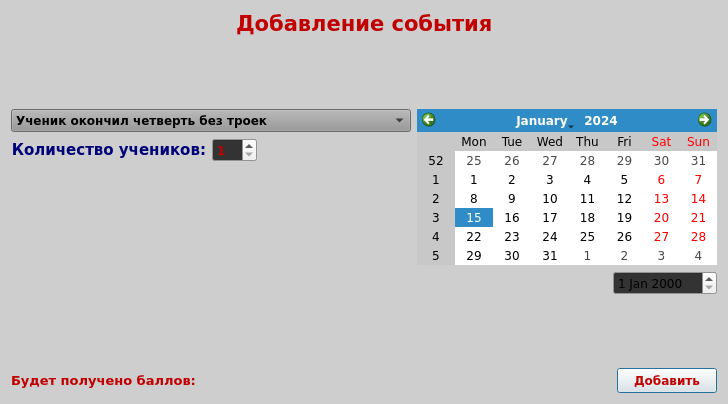
This is addeventform.ui in GRUB666/RatingManager as Qt 5 draws it before an edit. The edited form follows.
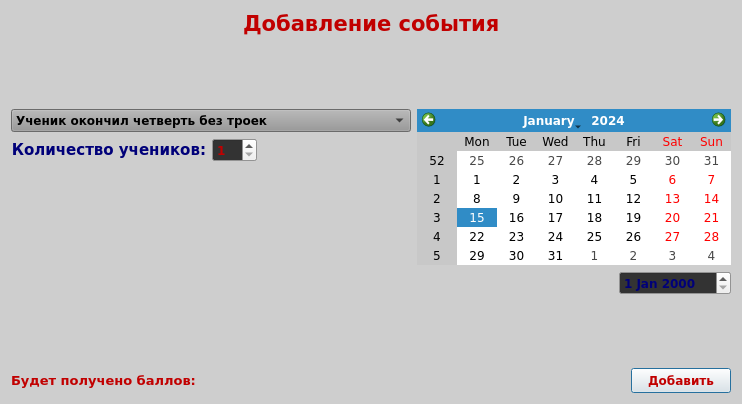
This is the edited form.

The edit to the form file:
```diff
--- a/addeventform.ui
+++ b/addeventform.ui
@@ -6,7 +6,7 @@
    <rect>
     <x>0</x>
     <y>0</y>
-    <width>728</width>
+    <width>742</width>
     <height>404</height>
    </rect>
   </property>
@@ -1395,7 +1395,79 @@
           </spacer>
          </item>
          <item>
-          <widget class="QDateEdit" name="dateEdit"/>
+          <widget class="QDateEdit" name="dateEdit">
+           <property name="palette">
+            <palette>
+             <active>
+              <colorrole role="Text">
+               <brush brushstyle="SolidPattern">
+                <color alpha="255">
+                 <red>0</red>
+                 <green>0</green>
+                 <blue>121</blue>
+                </color>
+               </brush>
+              </colorrole>
+              <colorrole role="PlaceholderText">
+               <brush brushstyle="SolidPattern">
+                <color alpha="128">
+                 <red>0</red>
+                 <green>0</green>
+                 <blue>121</blue>
+                </color>
+               </brush>
+              </colorrole>
+             </active>
+             <inactive>
+              <colorrole role="Text">
+               <brush brushstyle="SolidPattern">
+                <color alpha="255">
+                 <red>0</red>
+                 <green>0</green>
+                 <blue>121</blue>
+                </color>
+               </brush>
+              </colorrole>
+              <colorrole role="PlaceholderText">
+               <brush brushstyle="SolidPattern">
+                <color alpha="128">
+                 <red>0</red>
+                 <green>0</green>
+                 <blue>121</blue>
+                </color>
+               </brush>
+              </colorrole>
+             </inactive>
+             <disabled>
+              <colorrole role="Text">
+               <brush brushstyle="SolidPattern">
+                <color alpha="127">
+                 <red>255</red>
+                 <green>255</green>
+                 <blue>255</blue>
+                </color>
+               </brush>
+              </colorrole>
+              <colorrole role="PlaceholderText">
+               <brush brushstyle="SolidPattern">
+                <color alpha="128">
+                 <red>231</red>
+                 <green>231</green>
+                 <blue>231</blue>
+                </color>
+               </brush>
+              </colorrole>
+             </disabled>
+            </palette>
+           </property>
+           <property name="font">
+            <font>
+             <pointsize>9</pointsize>
+             <weight>75</weight>
+             <bold>true</bold>
+            </font>
+           </property>
+          </widget>
          </item>
         </layout>
        </item>
```
Left out of the diff: 8 changed lines with no effect on the pictures.
